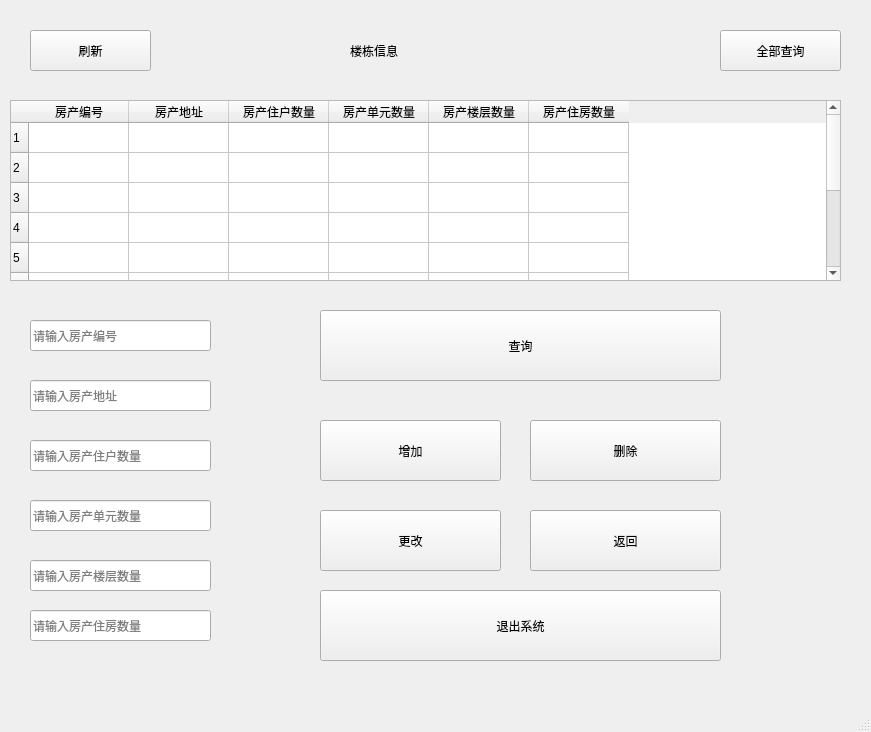
This is code/root_build.ui in wan-qiang/Database_classdesigner as Qt 5 draws it before an edit. The edited form follows.
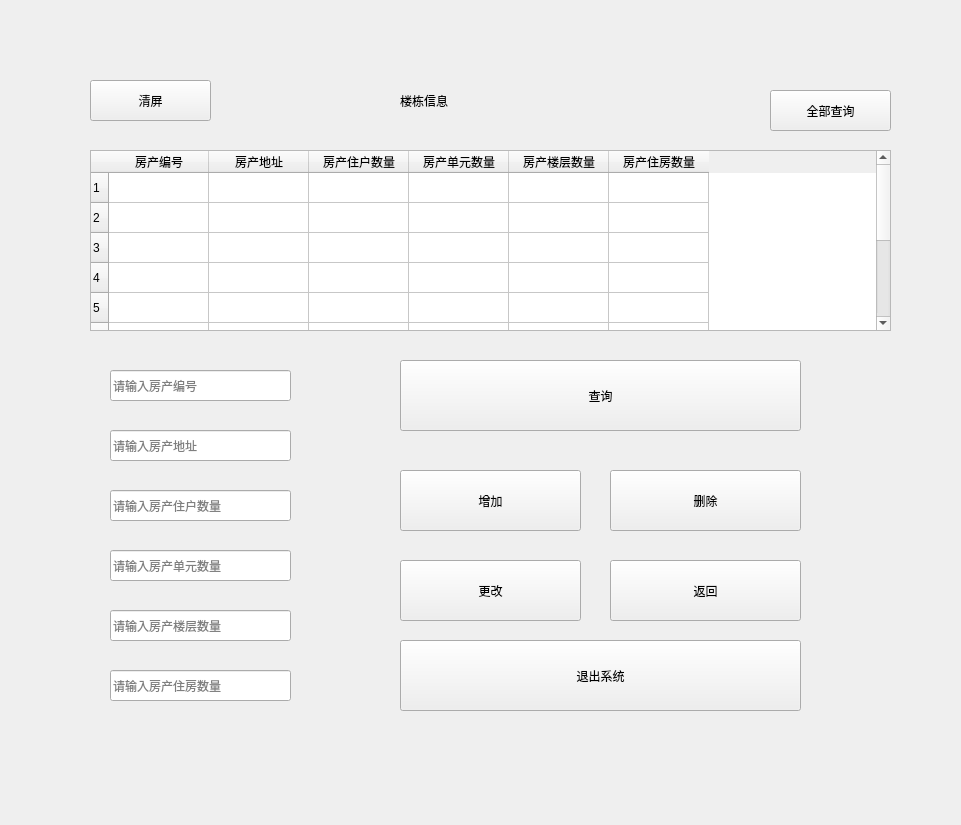
This is the edited form. Icons and pictures are not drawn.

Diff of the .ui file:
```diff
--- a/code/root_build.ui
+++ b/code/root_build.ui
@@ -6,32 +6,35 @@
    <rect>
     <x>0</x>
     <y>0</y>
-    <width>871</width>
-    <height>732</height>
+    <width>961</width>
+    <height>825</height>
    </rect>
   </property>
   <property name="minimumSize">
    <size>
-    <width>871</width>
-    <height>732</height>
+    <width>961</width>
+    <height>825</height>
    </size>
   </property>
   <property name="maximumSize">
    <size>
-    <width>871</width>
-    <height>732</height>
+    <width>961</width>
+    <height>825</height>
    </size>
   </property>
   <property name="windowTitle">
    <string>root_楼栋信息</string>
   </property>
+  <property name="styleSheet">
+   <string notr="true">#centralwidget{border-image: url(:/background/background1.jpg);}</string>
+  </property>
   <widget class="QWidget" name="centralwidget">
    <widget class="QLabel" name="label">
     <property name="geometry">
      <rect>
-      <x>350</x>
-      <y>10</y>
-      <width>131</width>
+      <x>400</x>
+      <y>60</y>
+      <width>191</width>
       <height>81</height>
      </rect>
     </property>
@@ -45,9 +48,9 @@
    <widget class="QTableWidget" name="tableWidget">
     <property name="geometry">
      <rect>
-      <x>10</x>
-      <y>100</y>
-      <width>831</width>
+      <x>90</x>
+      <y>150</y>
+      <width>801</width>
       <height>181</height>
      </rect>
     </property>
@@ -135,12 +138,15 @@
    <widget class="QPushButton" name="pushButton">
     <property name="geometry">
      <rect>
-      <x>720</x>
-      <y>30</y>
+      <x>770</x>
+      <y>90</y>
       <width>121</width>
       <height>41</height>
      </rect>
     </property>
+    <property name="styleSheet">
+     <string notr="true">font: 16pt &quot;Arial&quot;;</string>
+    </property>
     <property name="text">
      <string>全部查询</string>
     </property>
@@ -148,8 +154,8 @@
    <widget class="QLineEdit" name="lineEdit">
     <property name="geometry">
      <rect>
-      <x>30</x>
-      <y>320</y>
+      <x>110</x>
+      <y>370</y>
       <width>181</width>
       <height>31</height>
      </rect>
@@ -161,8 +167,8 @@
    <widget class="QLineEdit" name="lineEdit_2">
     <property name="geometry">
      <rect>
-      <x>30</x>
-      <y>380</y>
+      <x>110</x>
+      <y>430</y>
       <width>181</width>
       <height>31</height>
      </rect>
@@ -177,8 +183,8 @@
    <widget class="QLineEdit" name="lineEdit_3">
     <property name="geometry">
      <rect>
-      <x>30</x>
-      <y>440</y>
+      <x>110</x>
+      <y>490</y>
       <width>181</width>
       <height>31</height>
      </rect>
@@ -190,8 +196,8 @@
    <widget class="QLineEdit" name="lineEdit_4">
     <property name="geometry">
      <rect>
-      <x>30</x>
-      <y>500</y>
+      <x>110</x>
+      <y>550</y>
       <width>181</width>
       <height>31</height>
      </rect>
@@ -203,8 +209,8 @@
    <widget class="QLineEdit" name="lineEdit_5">
     <property name="geometry">
      <rect>
-      <x>30</x>
-      <y>560</y>
+      <x>110</x>
+      <y>610</y>
       <width>181</width>
       <height>31</height>
      </rect>
@@ -216,8 +222,8 @@
    <widget class="QLineEdit" name="lineEdit_6">
     <property name="geometry">
      <rect>
-      <x>30</x>
-      <y>610</y>
+      <x>110</x>
+      <y>670</y>
       <width>181</width>
       <height>31</height>
      </rect>
@@ -229,8 +235,8 @@
    <widget class="QPushButton" name="pushButton_5">
     <property name="geometry">
      <rect>
-      <x>320</x>
-      <y>510</y>
+      <x>400</x>
+      <y>560</y>
       <width>181</width>
       <height>61</height>
      </rect>
@@ -245,8 +251,8 @@
    <widget class="QPushButton" name="pushButton_2">
     <property name="geometry">
      <rect>
-      <x>320</x>
-      <y>310</y>
+      <x>400</x>
+      <y>360</y>
       <width>401</width>
       <height>71</height>
      </rect>
@@ -261,8 +267,8 @@
    <widget class="QPushButton" name="pushButton_4">
     <property name="geometry">
      <rect>
-      <x>530</x>
-      <y>420</y>
+      <x>610</x>
+      <y>470</y>
       <width>191</width>
       <height>61</height>
      </rect>
@@ -277,8 +283,8 @@
    <widget class="QPushButton" name="pushButton_3">
     <property name="geometry">
      <rect>
-      <x>320</x>
-      <y>420</y>
+      <x>400</x>
+      <y>470</y>
       <width>181</width>
       <height>61</height>
      </rect>
@@ -293,8 +299,8 @@
    <widget class="QPushButton" name="pushButton_6">
     <property name="geometry">
      <rect>
-      <x>530</x>
-      <y>510</y>
+      <x>610</x>
+      <y>560</y>
       <width>191</width>
       <height>61</height>
      </rect>
@@ -309,8 +315,8 @@
    <widget class="QPushButton" name="pushButton_7">
     <property name="geometry">
      <rect>
-      <x>320</x>
-      <y>590</y>
+      <x>400</x>
+      <y>640</y>
       <width>401</width>
       <height>71</height>
      </rect>
@@ -325,28 +331,20 @@
    <widget class="QPushButton" name="pushButton_1">
     <property name="geometry">
      <rect>
-      <x>30</x>
-      <y>30</y>
+      <x>90</x>
+      <y>80</y>
       <width>121</width>
       <height>41</height>
      </rect>
     </property>
+    <property name="styleSheet">
+     <string notr="true">font: 16pt &quot;Arial&quot;;</string>
+    </property>
     <property name="text">
-     <string>刷新</string>
+     <string>清屏</string>
     </property>
    </widget>
   </widget>
-  <widget class="QMenuBar" name="menubar">
-   <property name="geometry">
-    <rect>
-     <x>0</x>
-     <y>0</y>
-     <width>871</width>
-     <height>26</height>
-    </rect>
-   </property>
-  </widget>
-  <widget class="QStatusBar" name="statusbar"/>
  </widget>
  <resources/>
  <connections/>
```
Left out of the diff: 7 changed lines with no effect on the pictures.
